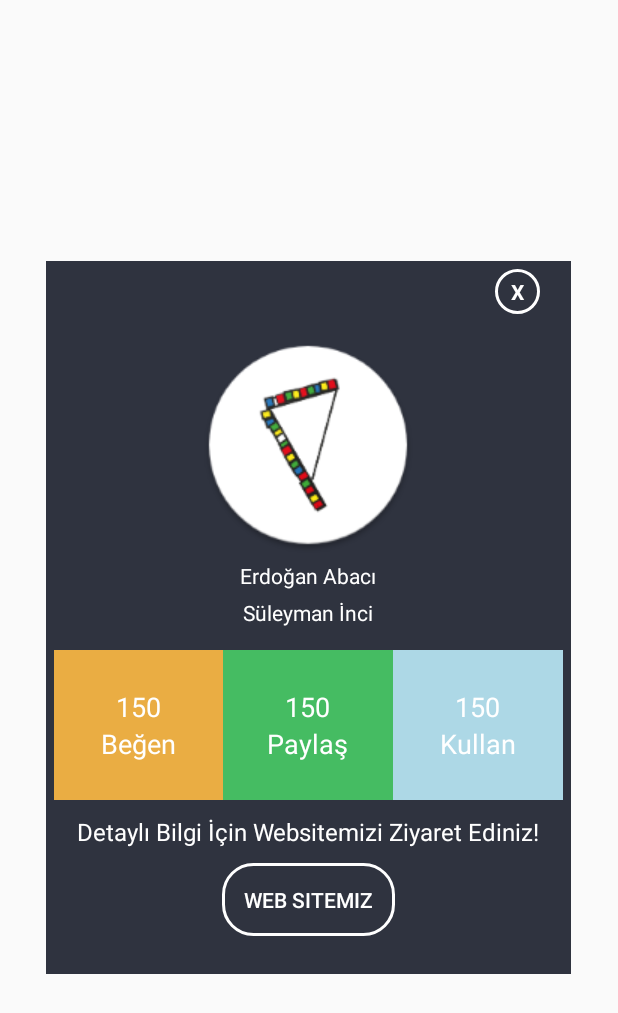
After one commit to erdoganabaci/ParsistFirebaseBeauty, an Android app: the layout custompopup.xml on its own in the app's theme, with its tools: preview values and no code run, on a phone screen of 412 x 824 dp. The commit adds this screen. Shown: the top 1013 px of the screen. Run offline under Robolectric (Android 15) with nearby library versions, the phone set to English and light mode, and no system bars.

Commit message:
night mode öncesi

```diff
--- a/app/src/main/java/com/example/erdo/parsistapps/MapsActivity.kt
+++ b/app/src/main/java/com/example/erdo/parsistapps/MapsActivity.kt
@@ -3,6 +3,7 @@ package com.example.erdo.parsistapps
 import android.Manifest
 import android.app.Activity
 import android.app.AlertDialog
+import android.app.Dialog
 import android.app.ProgressDialog
 import android.content.Context
 import android.content.DialogInterface
@@ -73,6 +74,7 @@ class MapsActivity :  AppCompatActivity(), OnMapReadyCallback {
     var floatingActionMenu:FloatingActionMenu?=null
     var aboutUs:FloatingActionButton?=null
     var carList:FloatingActionButton?=null
+    var myDialog: Dialog?=null
     //var name=""
     //var nameInfoArray=HashSet<String>()
 
@@ -138,10 +140,29 @@ class MapsActivity :  AppCompatActivity(), OnMapReadyCallback {
         //floatingActionMenu= findViewById(R.id.menu) as FloatingActionMenu
         aboutUs= findViewById(R.id.menu_item1) as FloatingActionButton?
         carList= findViewById(R.id.menu_item) as FloatingActionButton?
+        myDialog= Dialog(this)
 
         aboutUs?.setOnClickListener(object : View.OnClickListener{
             override fun onClick(v: View?) {
-                Toast.makeText(applicationContext,"Uygulamayı yapan: Erdoğan Abacı'dır",Toast.LENGTH_SHORT).show()
+                myDialog!!.setContentView(R.layout.custompopup)
+               var textClose = myDialog!!.findViewById(R.id.txtclose) as TextView
+               var webButton=myDialog!!.findViewById(R.id.btnweb) as Button
+             textClose.setOnClickListener( object : View.OnClickListener{
+                 override fun onClick(v: View?) {
+                     myDialog!!.dismiss()
+                 }
+
+
+             })
+                    myDialog!!.show()
+                webButton.setOnClickListener(object : View.OnClickListener{
+                    override fun onClick(v: View?) {
+                        val intent =Intent(Intent.ACTION_VIEW, Uri.parse("https://erdoganabaci.github.io/ParsistWebsite/"))
+                        startActivity(intent)
+                    }
+
+
+                })
             }
 
 
--- /dev/null
+++ b/app/src/main/res/drawable/circlebackgroundpopup.xml
@@ -0,0 +1,4 @@
+<?xml version="1.0" encoding="utf-8"?>
+<shape android:shape="oval" xmlns:android="http://schemas.android.com/apk/res/android">
+<stroke android:width="2dp" android:color="@color/white"/>
+</shape>
--- /dev/null
+++ b/app/src/main/res/drawable/circlebutton.xml
@@ -0,0 +1,6 @@
+<?xml version="1.0" encoding="utf-8"?>
+<shape xmlns:android="http://schemas.android.com/apk/res/android">
+<stroke android:width="2dp" android:color="@color/white"/>
+    <corners android:radius="20dp"/>
+    <padding android:top="15dp" android:bottom="15dp" android:left="15dp" android:right="15dp"/>
+</shape>
--- /dev/null
+++ b/app/src/main/res/layout/custompopup.xml
@@ -0,0 +1,140 @@
+<?xml version="1.0" encoding="utf-8"?>
+<LinearLayout
+    xmlns:android="http://schemas.android.com/apk/res/android"
+    android:orientation="vertical"
+    android:layout_width="350dp"
+    android:layout_height="475dp"
+    android:background="@color/dark"
+    android:padding="5dp"
+    android:layout_gravity="center">
+
+    <TextView
+        android:id="@+id/txtclose"
+        android:layout_width="30dp"
+        android:layout_height="30dp"
+        android:layout_gravity="end"
+        android:layout_marginRight="15dp"
+        android:background="@drawable/circlebackgroundpopup"
+        android:gravity="center"
+        android:text="X"
+        android:textColor="@color/white"
+        android:textStyle="bold" />
+    <LinearLayout
+        android:layout_width="match_parent"
+        android:layout_height="wrap_content"
+        android:orientation="vertical">
+
+        <ImageView
+            android:layout_width="wrap_content"
+            android:layout_height="wrap_content"
+            android:layout_gravity="center"
+            android:src="@drawable/parsist"
+            android:layout_marginTop="15dp"
+            />
+        <TextView
+            android:layout_width="wrap_content"
+            android:layout_height="wrap_content"
+            android:text="Erdoğan Abacı"
+            android:textColor="@color/white"
+            android:layout_gravity="center"
+            android:layout_marginTop="5dp"
+            />
+        <TextView
+            android:layout_width="wrap_content"
+            android:layout_height="wrap_content"
+            android:text="Süleyman İnci"
+            android:textColor="@color/white"
+            android:layout_gravity="center"
+            android:layout_marginTop="5dp"
+            />
+    </LinearLayout>
+
+    <LinearLayout
+        android:layout_marginTop="15dp"
+        android:orientation="horizontal"
+        android:layout_width="match_parent"
+        android:layout_height="wrap_content">
+        <LinearLayout
+            android:background="@color/orange"
+            android:gravity="center"
+            android:orientation="vertical"
+            android:layout_width="0dp"
+            android:layout_height="100dp"
+            android:layout_weight="1">
+            <TextView
+                android:layout_width="wrap_content"
+                android:layout_height="wrap_content"
+                android:text="150"
+                android:textSize="18dp"
+                android:textColor="@color/white" />
+            <TextView
+                android:layout_width="wrap_content"
+                android:layout_height="wrap_content"
+                android:text="Beğen"
+                android:textSize="18dp"
+                android:textColor="@color/white" />
+
+        </LinearLayout>
+        <LinearLayout
+            android:background="@color/green"
+            android:gravity="center"
+            android:orientation="vertical"
+            android:layout_width="0dp"
+            android:layout_height="100dp"
+            android:layout_weight="1">
+            <TextView
+                android:layout_width="wrap_content"
+                android:layout_height="wrap_content"
+                android:text="150"
+                android:textSize="18dp"
+                android:textColor="@color/white" />
+            <TextView
+                android:layout_width="wrap_content"
+                android:layout_height="wrap_content"
+                android:text="Paylaş"
+                android:textSize="18dp"
+                android:textColor="@color/white" />
+
+        </LinearLayout>
+        <LinearLayout
+            android:background="@color/lightblue"
+            android:gravity="center"
+            android:orientation="vertical"
+            android:layout_width="0dp"
+            android:layout_height="100dp"
+            android:layout_weight="1">
+            <TextView
+                android:layout_width="wrap_content"
+                android:layout_height="wrap_content"
+                android:text="150"
+                android:textSize="18dp"
+                android:textColor="@color/white" />
+            <TextView
+                android:layout_width="wrap_content"
+                android:layout_height="wrap_content"
+                android:text="Kullan"
+                android:textSize="18dp"
+                android:textColor="@color/white" />
+
+        </LinearLayout>
+
+    </LinearLayout>
+    <TextView
+        android:layout_width="wrap_content"
+        android:layout_height="wrap_content"
+        android:layout_marginTop="10dp"
+        android:layout_gravity="center"
+        android:textColor="@color/white"
+        android:textSize="16dp"
+        android:text="Detaylı Bilgi İçin Websitemizi Ziyaret Ediniz!"/>
+    <Button
+        android:id="@+id/btnweb"
+        android:layout_width="wrap_content"
+        android:layout_height="wrap_content"
+        android:text="Web Sitemiz"
+        android:layout_gravity="center_horizontal"
+        android:layout_marginTop="10dp"
+        android:background="@drawable/circlebutton"
+        android:textColor="@color/white"
+        />
+</LinearLayout>
--- a/app/src/main/res/values/colors.xml
+++ b/app/src/main/res/values/colors.xml
@@ -4,7 +4,11 @@
     <color name="colorPrimaryDark">#0ebef7ef</color>
     <color name="colorAccent">#FF4081</color>
     <color name="colorParsist">#e2c044</color>
-
+    <color name="dark">#2f333f</color>
     <color name="test1">#92828d</color>
     <color name="TEST4">#e2c044</color>
+    <color name="green">#45bc62</color>
+    <color name="orange">#eaad43</color>
+    <color name="white">#fff</color>
+    <color name="lightblue">#add8e6</color>
 </resources>
```
Also changed, not shown: app/src/main/res/drawable/parsist.png (added).
